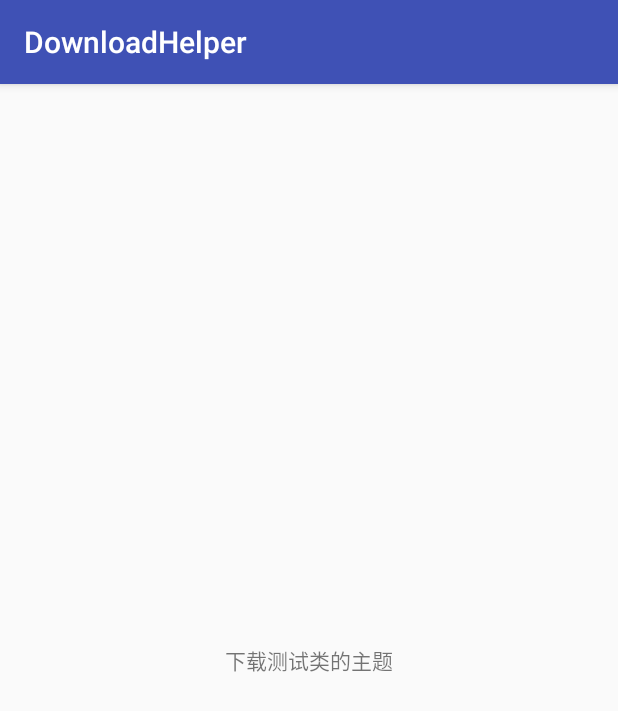
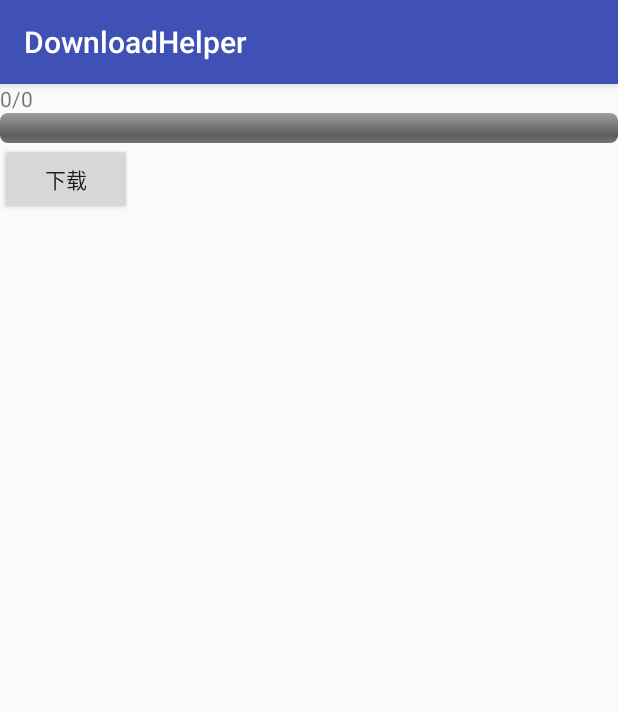
Before and after one commit to yaowen369/DownloadHelper, an Android app: the screen it shows after launch (MainActivity), on a phone screen of 412 x 824 dp. Shown: the top 711 px of the screen. Run offline under Robolectric (Android 15) with nearby library versions, the phone set to English and light mode, and no system bars.

Commit message:
主下载过程ok

```diff
--- a/downloaderHelper/src/main/java/com/yaoxiaowen/download/bean/RequestInfo.java
+++ b/downloaderHelper/src/main/java/com/yaoxiaowen/download/bean/RequestInfo.java
@@ -4,6 +4,7 @@ package com.yaoxiaowen.download.bean;
 import android.support.annotation.IntRange;
 
 import com.yaoxiaowen.download.Constant;
+import com.yaoxiaowen.download.utils.DebugUtils;
 
 import java.io.Serializable;
 
@@ -45,7 +46,7 @@ public class RequestInfo implements Serializable{
     @Override
     public String toString() {
         return "RequestInfo{" +
-                "dictate=" + dictate +
+                "dictate=" + DebugUtils.getRequestDictateDesc(dictate) +
                 ", downloadInfo=" + downloadInfo +
                 '}';
     }
--- a/downloaderHelper/src/main/java/com/yaoxiaowen/download/execute/DownloadHelper.java
+++ b/downloaderHelper/src/main/java/com/yaoxiaowen/download/execute/DownloadHelper.java
@@ -60,7 +60,10 @@ public class DownloadHelper {
     }
 
     public DownloadHelper addTask(String url, File file, String action){
-        requests.add(createRequest(url, file, action, Constant.Request.loading));
+        RequestInfo requestInfo = createRequest(url, file, action, Constant.Request.loading);
+        LogUtils.i(TAG, "addTask() requestInfo=" + requestInfo);
+
+        requests.add(requestInfo);
         return this;
     }
 
--- a/downloaderHelper/src/main/java/com/yaoxiaowen/download/service/DownloadService.java
+++ b/downloaderHelper/src/main/java/com/yaoxiaowen/download/service/DownloadService.java
@@ -84,6 +84,8 @@ public class DownloadService extends Service{
         DbHolder dbHolder = new DbHolder(getBaseContext());
         FileInfo mFileInfo = dbHolder.getFileInfo(mDownloadInfo.getUniqueId());
 
+        LogUtils.i(TAG, "executeDownload() -> task=" + task + "\t mFileInfo=" + mFileInfo);
+
         //Todo 这里为什么会存在如此复杂的状态判断
 
         if (null == task){ //之前没有类似任务
--- a/sample/build.gradle
+++ b/sample/build.gradle
@@ -27,4 +27,6 @@ dependencies {
     compile 'com.android.support:appcompat-v7:26.+'
     compile 'com.android.support.constraint:constraint-layout:1.0.2'
     testCompile 'junit:junit:4.12'
+
+    compile project(':downloaderHelper')
 }
--- a/sample/src/main/java/com/yaoxiaowen/download/sample/MainActivity.java
+++ b/sample/src/main/java/com/yaoxiaowen/download/sample/MainActivity.java
@@ -1,13 +1,133 @@
 package com.yaoxiaowen.download.sample;
 
+import android.content.BroadcastReceiver;
+import android.content.Context;
+import android.content.Intent;
+import android.content.IntentFilter;
 import android.support.v7.app.AppCompatActivity;
 import android.os.Bundle;
+import android.util.Log;
+import android.view.View;
+import android.widget.Button;
+import android.widget.ProgressBar;
+import android.widget.TextView;
 
+import com.yaoxiaowen.download.Constant;
+import com.yaoxiaowen.download.bean.FileInfo;
+import com.yaoxiaowen.download.execute.DownloadHelper;
+import com.yaoxiaowen.download.utils.LogUtils;
+
+import java.io.File;
+
+/**
+ * @author   www.yaoxiaowen.com
+ * time:  2017/12/20 20:23
+ * @since 1.0.0
+ */
 public class MainActivity extends AppCompatActivity {
+
+    public static final String TAG = "weny MainActivity";
+
+
+    //网易云音乐的下载地址
+    private static final String firstUrl = "http://gdown.baidu.com/data/wisegame/e44001b8cb260aa5/wangyiyunyinle_103.apk";
+    private File firstFile;
+
+    private DownloadHelper mDownloadHelper;
+
+    private static final String FIRST_ACTION = "download_helper_first_action";
+
+    private TextView firstTitle;
+    private ProgressBar firstProgressBar;
+    private Button firstBtn;
+
+
+    private BroadcastReceiver receiver = new BroadcastReceiver() {
+        @Override
+        public void onReceive(Context context, Intent intent) {
+            Log.i(TAG, "接受到广播 intent = " + intent);
+            if (null != intent){
+                switch (intent.getAction()){
+                    case FIRST_ACTION:
+                        FileInfo firstFileInfo = (FileInfo)intent.getSerializableExtra(Constant.DOWNLOAD_EXTRA);
+                        float firstPro = (float) (firstFileInfo.getDownloadLocation()*1.0/ firstFileInfo.getSize());
+                        int firstProgress = (int)(firstPro*100);
+                        float firstDownSize = firstFileInfo.getDownloadLocation() / 1024.0f / 1024;
+                        float firstSize = firstFileInfo.getSize()  / 1024.0f / 1024;
+
+
+                        firstTitle.setText("网易云apk正在下载\n" + firstDownSize + "M/" + firstSize + "M\n" + "( " + firstProgress + "% )");
+
+                        firstProgressBar.setProgress(firstProgress);
+                        break;
+
+                }
+            }
+        }
+    };
 
     @Override
     protected void onCreate(Bundle savedInstanceState) {
         super.onCreate(savedInstanceState);
         setContentView(R.layout.activity_main);
+
+        initData();
+        initView();
+        initListener();
+    }
+
+    private void initData(){
+        firstFile = new File(getDir(), "网易云.apk");
+
+        mDownloadHelper = DownloadHelper.getInstance();
+
+        IntentFilter filter = new IntentFilter();
+        filter.addAction(FIRST_ACTION);
+
+        registerReceiver(receiver, filter);
+    }
+
+    private void initView(){
+        firstTitle = (TextView) findViewById(R.id.firstTitle);
+        firstProgressBar = (ProgressBar) findViewById(R.id.firstProgressBar);
+        firstBtn = (Button) findViewById(R.id.firstBtn);
+    }
+
+    private void initListener(){
+
+        firstBtn.setOnClickListener(new View.OnClickListener() {
+            @Override
+            public void onClick(View view) {
+                Log.i(TAG, "开始下载");
+                downFirstApk();
+            }
+        });
+    }
+
+
+    private File getDir(){
+        File dir = new File(getExternalCacheDir(), "download");
+        if (!dir.exists()){
+            dir.mkdirs();
+        }
+        return dir;
+    }
+
+    private void downFirstApk(){
+//        mDownloadHelper.addTask(firstUrl, firstFile, FIRST_ACTION).submit(this);
+        mDownloadHelper.addTask(firstUrl, firstFile, FIRST_ACTION).submit(MainActivity.this);
+        LogUtils.i(TAG, "downFirstApk() -> MainActivity.this=" + MainActivity.this);
+    }
+
+    @Override
+    protected void onStop() {
+        super.onStop();
+
+    }
+
+    @Override
+    protected void onDestroy() {
+        super.onDestroy();
+        unregisterReceiver(receiver);
     }
 }
--- a/sample/src/main/res/layout/activity_main.xml
+++ b/sample/src/main/res/layout/activity_main.xml
@@ -1,18 +1,29 @@
 <?xml version="1.0" encoding="utf-8"?>
-<android.support.constraint.ConstraintLayout xmlns:android="http://schemas.android.com/apk/res/android"
+<LinearLayout xmlns:android="http://schemas.android.com/apk/res/android"
     xmlns:app="http://schemas.android.com/apk/res-auto"
     xmlns:tools="http://schemas.android.com/tools"
     android:layout_width="match_parent"
     android:layout_height="match_parent"
+    android:orientation="vertical"
     tools:context="com.yaoxiaowen.download.sample.MainActivity">
 
     <TextView
+        android:id="@+id/firstTitle"
         android:layout_width="wrap_content"
         android:layout_height="wrap_content"
-        android:text="下载测试类的主题"
-        app:layout_constraintBottom_toBottomOf="parent"
-        app:layout_constraintLeft_toLeftOf="parent"
-        app:layout_constraintRight_toRightOf="parent"
-        app:layout_constraintTop_toTopOf="parent" />
+        android:text="0/0" />
 
-</android.support.constraint.ConstraintLayout>
+    <ProgressBar
+        android:id="@+id/firstProgressBar"
+        style="@android:style/Widget.ProgressBar.Horizontal"
+        android:layout_width="match_parent"
+        android:layout_height="wrap_content"
+        android:max="100" />
+
+    <Button
+        android:id="@+id/firstBtn"
+        android:layout_width="wrap_content"
+        android:layout_height="wrap_content"
+        android:text="下载" />
+
+</LinearLayout>
```
Also changed, not shown: downloaderHelper/src/main/java/com/yaoxiaowen/download/execute/DownloadTask.java (+22 -5 lines), downloaderHelper/src/main/java/com/yaoxiaowen/download/utils/DebugUtils.java (+11 -0 lines), sample/src/main/AndroidManifest.xml (+7 -0 lines).
